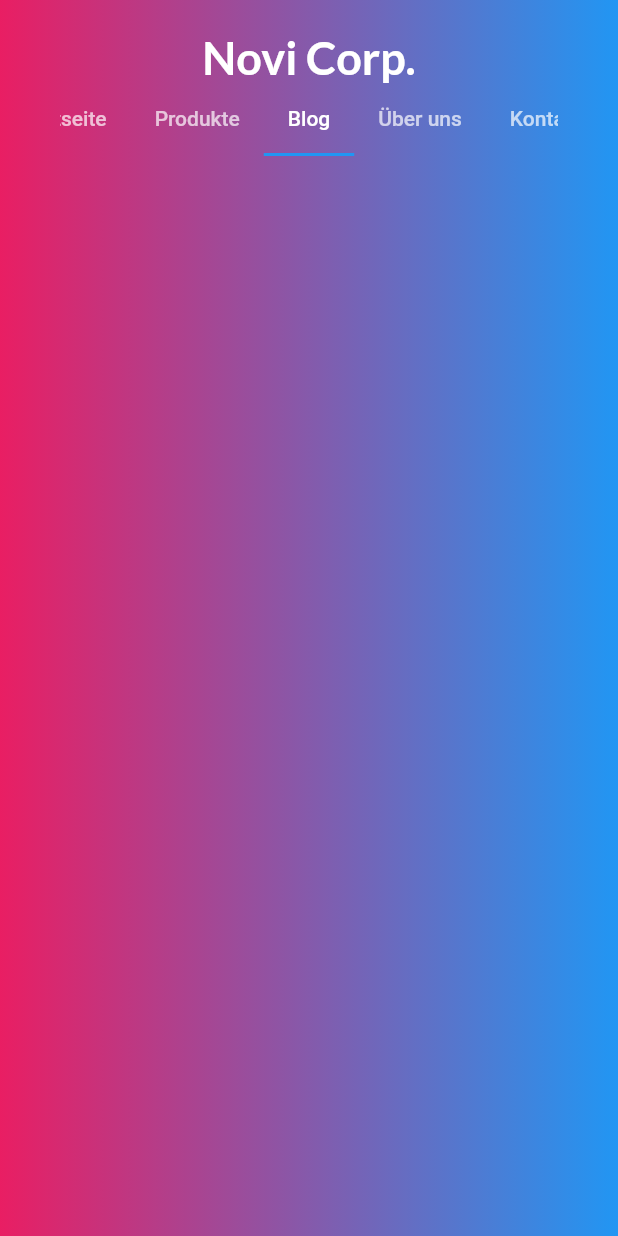
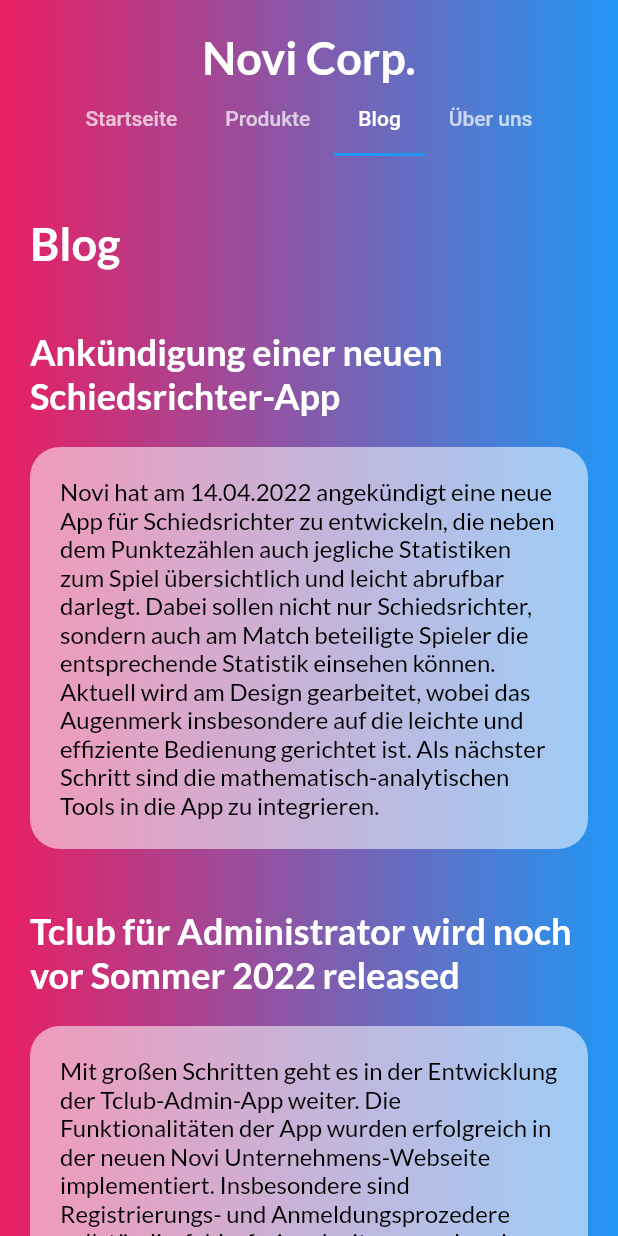
Before and after one commit to moritz-zoellner/nuviwebsite, a Flutter app: the screen it shows after launch, tab 3 chosen, on a phone screen of 412 x 824 dp. Run offline on Flutter 3.47's test engine with Material 2 defaults, Android fonts, the phone set to English and light mode, and no system bars; our stand-ins replace cloud_firestore, csv, file_picker, firebase_auth, firebase_core, firebase_storage and 1 more; missing offline and left inert: dart:html, horizontal_data_table; accounts and stored records are empty.

Commit message:
fixed #43

```diff
--- /dev/null
+++ b/lib/aboutus/blog.dart
@@ -0,0 +1,140 @@
+import 'package:cloud_firestore/cloud_firestore.dart';
+import 'package:flutter/material.dart';
+import 'package:noviwebsite/styling.dart';
+
+class BlogScreen extends StatelessWidget {
+  const BlogScreen({Key? key}) : super(key: key);
+
+  @override
+  Widget build(BuildContext context) {
+    TextEditingController nameController = TextEditingController();
+    TextEditingController emailController = TextEditingController();
+    TextEditingController concernController = TextEditingController();
+    return SingleChildScrollView(
+      child: Center(
+        child: ConstrainedBox(
+          constraints: const BoxConstraints(maxWidth: 800),
+          child: Padding(
+            padding: const EdgeInsets.only(left: 20, right: 20),
+            child: Column(
+              crossAxisAlignment: CrossAxisAlignment.stretch,
+              children: [
+                const SizedBox(height: 20),
+                const Text("Blog",
+                    style: TextStyle(
+                        fontWeight: FontWeight.bold,
+                        fontSize: 30,
+                        color: Colors.white)),
+                const SizedBox(height: 20),
+                const BlogPost(
+                    "Ankündigung einer neuen Schiedsrichter-App",
+                    "Novi hat am 14.04.2022 angekündigt eine neue App für Schiedsrichter zu entwickeln, die neben dem Punktezählen auch jegliche Statistiken zum Spiel übersichtlich und leicht abrufbar darlegt. Dabei sollen nicht nur Schiedsrichter, sondern auch am Match beteiligte Spieler die entsprechende Statistik einsehen können. Aktuell wird am Design gearbeitet, wobei das Augenmerk insbesondere auf die leichte und effiziente Bedienung gerichtet ist. Als nächster Schritt sind die mathematisch-analytischen Tools in die App zu integrieren.",
+                    "16.04.2022"),
+                const BlogPost(
+                    "Tclub für Administrator wird noch vor Sommer 2022 released",
+                    "Mit großen Schritten geht es in der Entwicklung der Tclub-Admin-App weiter. Die Funktionalitäten der App wurden erfolgreich in der neuen Novi Unternehmens-Webseite implementiert. Insbesondere sind Registrierungs- und Anmeldungsprozedere vollständig, fehlerfrei und mit ansprechendem Design gefertigt worden. Ab sofort wird es für Vertreter eines Tennisclubs möglich sein sich über die Novi-Webseite einzuloggen, um sich den verwaltungstechnischen Tätigkeiten des Clubs zu widmen. Novi hat sich entschieden die Admin-App noch vor dem Juli 2022 für Tennisclubs zugänglich zu machen.",
+                    "20.04.2022"),
+                const SizedBox(height: 20),
+                const Text("Kontakt",
+                    style: TextStyle(
+                        fontWeight: FontWeight.bold,
+                        fontSize: 30,
+                        color: Colors.white)),
+                const SizedBox(height: 20),
+                NoviTile(Column(
+                    mainAxisAlignment: MainAxisAlignment.center,
+                    crossAxisAlignment: CrossAxisAlignment.start,
+                    children: [
+                      Padding(
+                          padding: const EdgeInsets.all(20),
+                          child: TextField(
+                            controller: nameController,
+                            decoration: const InputDecoration(
+                                label: Text("Name"),
+                                prefix: Icon(Icons.person_outlined,
+                                    color: Colors.blue)),
+                          )),
+                      Padding(
+                          padding: const EdgeInsets.all(20),
+                          child: TextField(
+                            controller: emailController,
+                            decoration: const InputDecoration(
+                                label: Text("Email"),
+                                prefix: Icon(Icons.mail_outlined,
+                                    color: Colors.blue)),
+                          ))
+                    ])),
+                const Padding(
+                  padding:
+                      EdgeInsets.only(left: 16, right: 16, top: 16, bottom: 16),
+                  child: Text("Ihr Anliegen",
+                      style: TextStyle(
+                          fontSize: 16,
+                          fontWeight: FontWeight.bold,
+                          color: Colors.white)),
+                ),
+                NoviTile(TextField(
+                    maxLines: 5,
+                    decoration:
+                        const InputDecoration(label: Text("Beginne hier...")),
+                    controller: concernController)),
+                const SizedBox(height: 20),
+                MaterialButton(
+                    padding: const EdgeInsets.symmetric(
+                        horizontal: 32, vertical: 24),
+                    child: const Text("Senden",
+                        style: TextStyle(color: Colors.white)),
+                    color: Colors.blue,
+                    shape: const RoundedRectangleBorder(
+                        borderRadius: BorderRadius.all(Radius.circular(20))),
+                    onPressed: () {
+                      waitDialog(context);
+                      FirebaseFirestore.instance.collection("concerns").add({
+                        "name": nameController.text,
+                        "email": emailController.text,
+                        "concern": concernController.text
+                      }).catchError((e, s) {
+                        closeDialog(context);
+
+                        myCustomError(
+                            context, e.toString().split("]").last.trim());
+                      }).then((value) {
+                        closeDialog(context);
+                        nameController.clear();
+                        emailController.clear();
+                        concernController.clear();
+                        myCustomError(context, "Nachricht wurde abgesendet");
+                      });
+                    }),
+                const SizedBox(height: 20),
+              ],
+            ),
+          ),
+        ),
+      ),
+    );
+  }
+}
+
+class BlogPost extends StatelessWidget {
+  final String title;
+  final String content;
+  final String datum;
+
+  const BlogPost(this.title, this.content, this.datum, {Key? key})
+      : super(key: key);
+
+  @override
+  Widget build(BuildContext context) {
+    return Column(crossAxisAlignment: CrossAxisAlignment.start, children: [
+      const SizedBox(height: 20),
+      Text(title,
+          style: const TextStyle(
+              fontWeight: FontWeight.bold, fontSize: 24, color: Colors.white)),
+      const SizedBox(height: 20),
+      NoviTile(Text(content,
+          style: const TextStyle(color: Colors.black, fontSize: 16))),
+      const SizedBox(height: 20),
+    ]);
+  }
+}
--- a/lib/blog/blog.dart
+++ /dev/null
@@ -1,53 +0,0 @@
-import 'package:cloud_firestore/cloud_firestore.dart';
-import 'package:flutter/material.dart';
-import 'package:noviwebsite/styling.dart';
-
-class BlogScreen extends StatelessWidget {
-  const BlogScreen({Key? key}) : super(key: key);
-
-  @override
-  Widget build(BuildContext context) {
-    return FutureBuilder<QuerySnapshot<Map<String, dynamic>>>(
-        future: FirebaseFirestore.instance.collection("blog").get(),
-        builder: (context, snapshot) {
-          if (snapshot.hasError) {
-            return const Center(child: Text("Fehler aufgetreten"));
-          } else if (snapshot.hasData) {
-            List<DocumentSnapshot<Map<String, dynamic>>> list =
-                snapshot.data!.docs;
-            return ListView.builder(
-                shrinkWrap: true,
-                itemCount: list.length,
-                itemBuilder: (_, index) {
-                  Map<String, dynamic> post = list[index].data()!;
-                  return Center(
-                      child: ConstrainedBox(
-                          constraints: const BoxConstraints(maxWidth: 800),
-                          child: Padding(
-                            padding:
-                                const EdgeInsets.only(left: 20, right: 20),
-                            child: Column(
-                                crossAxisAlignment:
-                                    CrossAxisAlignment.start,
-                                children: [
-                                  const SizedBox(height: 20),
-                                  Text(post["Title"],
-                                      style: const TextStyle(
-                                          fontWeight: FontWeight.bold,
-                                          fontSize: 24,
-                                          color: Colors.white)),
-                                  const SizedBox(height: 20),
-                                  NoviTile(Text(post["Content"],
-                                      style: const TextStyle(
-                                          color: Colors.black,
-                                          fontSize: 16))),
-                                  const SizedBox(height: 20),
-                                ]),
-                          )));
-                });
-          } else {
-            return waitWidget();
-          }
-        });
-  }
-}
--- a/lib/home/home.dart
+++ b/lib/home/home.dart
@@ -1,5 +1,5 @@
 import 'package:flutter/material.dart';
-import 'package:noviwebsite/blog/blog.dart';
+import 'package:noviwebsite/aboutus/blog.dart';
 import 'package:noviwebsite/home/left_side.dart';
 import 'package:noviwebsite/home/right_side.dart';
 import 'package:noviwebsite/impressum/secure_menu.dart';
--- a/lib/home/right_side.dart
+++ b/lib/home/right_side.dart
@@ -60,6 +60,9 @@
               .where("useremail", isEqualTo: useremail)
               .get(),
           builder: ((context, snapshot) {
+            if(snapshot.hasError) {
+              return errorWidget();
+            }
             if (!snapshot.hasData) {
               return waitWidget();
             }
--- a/lib/main.dart
+++ b/lib/main.dart
@@ -2,10 +2,9 @@
 import 'package:flutter/gestures.dart';
 import 'package:flutter/material.dart';
 import 'package:google_fonts/google_fonts.dart';
-import 'package:noviwebsite/contact/contact.dart';
 import 'package:noviwebsite/firebase_options.dart';
 import 'package:noviwebsite/aboutus/aboutus.dart';
-import 'package:noviwebsite/blog/blog.dart';
+import 'package:noviwebsite/aboutus/blog.dart';
 import 'package:noviwebsite/home/home.dart';
 import 'package:noviwebsite/projects/projects.dart';
 import 'package:noviwebsite/styling.dart';
@@ -22,10 +21,8 @@
         bottomNavigationBarTheme: BottomNavigationBarThemeData(
             selectedItemColor: Colors.pink,
             unselectedItemColor: Colors.grey.shade400)),
-    localeResolutionCallback: (
-      Locale? locale,
-      Iterable<Locale> supportedLocales
-    ) => locale,
+    localeResolutionCallback:
+        (Locale? locale, Iterable<Locale> supportedLocales) => locale,
     title: corpName,
     home: const MyApp(),
   ));
@@ -46,12 +43,11 @@
   @override
   Widget build(BuildContext context) {
     return DefaultTabController(
-      length: 5,
+        length: 4,
         child: MyScaffold(
             child: NestedScrollView(
-        headerSliverBuilder: (c, b) => [
-          const SliverToBoxAdapter(child: MenuBar()),
-        ],
+                headerSliverBuilder: (c, b) =>
+                    [const SliverToBoxAdapter(child: MenuBar())],
                 body: const TabBarView(
                     physics: NeverScrollableScrollPhysics(),
                     children: [
@@ -59,10 +55,7 @@
                       ProjectsScreen(),
                       BlogScreen(),
                       AboutUsScreen(),
-              KontaktFormular(),
-            ]),
-      )),
-    );
+                    ]))));
   }
 }
 
@@ -87,7 +80,6 @@
               Tab(text: "Produkte"),
               Tab(text: "Blog"),
               Tab(text: "Über uns"),
-              Tab(text: "Kontakt"),
             ])
           ]),
     );
--- a/lib/projects/tclub/tclub.dart
+++ b/lib/projects/tclub/tclub.dart
@@ -25,7 +25,7 @@
               width: 20,
             ),
             IconButton(
-              onPressed: () => DefaultTabController.of(context)!.animateTo(4),
+              onPressed: () => DefaultTabController.of(context)!.animateTo(2),
               icon: const Icon(
                 Icons.help_outline_rounded,
                 color: Colors.white,
--- a/lib/styling.dart
+++ b/lib/styling.dart
@@ -17,7 +17,11 @@
   }
 }
 
-Widget waitWidget() => const Center(child: CircularProgressIndicator.adaptive());
+Widget waitWidget()
+=> const Center(child: CircularProgressIndicator.adaptive());
+
+Widget errorWidget()
+=> const Center(child: Text("Fehler aufgetreten"));
 
 Future waitDialog(BuildContext context) {
   return showGeneralDialog(
```
Also changed, not shown: lib/contact/contact.dart (deleted, +0 -110 lines). Lines whose indentation alone changed are shown as unchanged.
